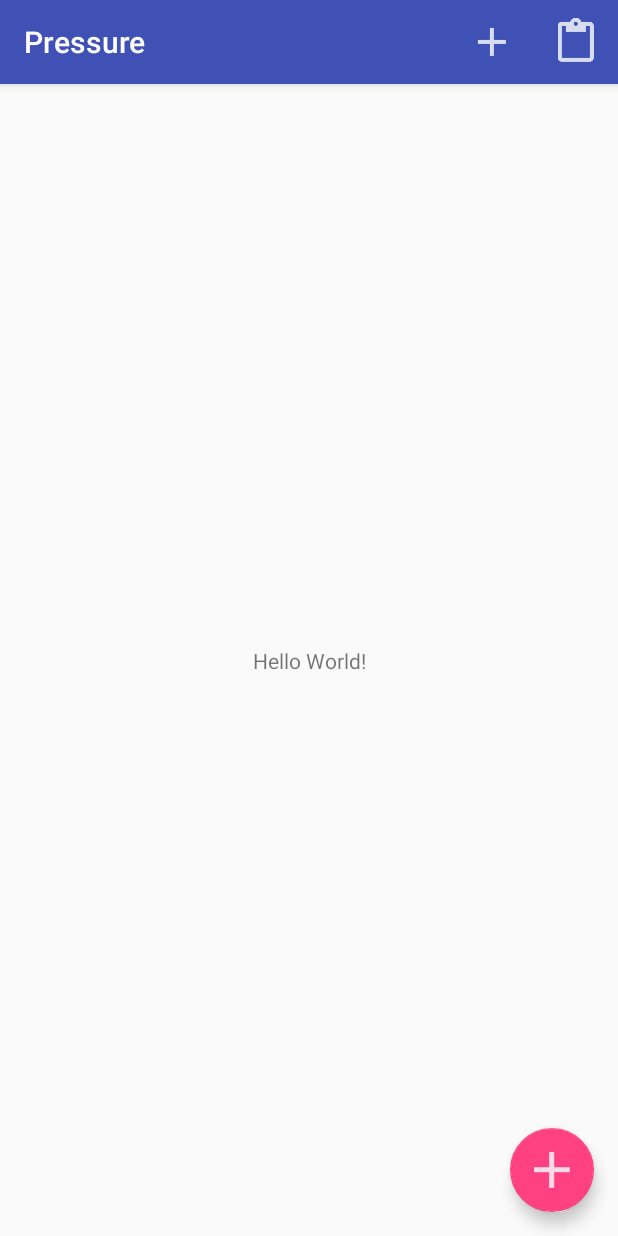
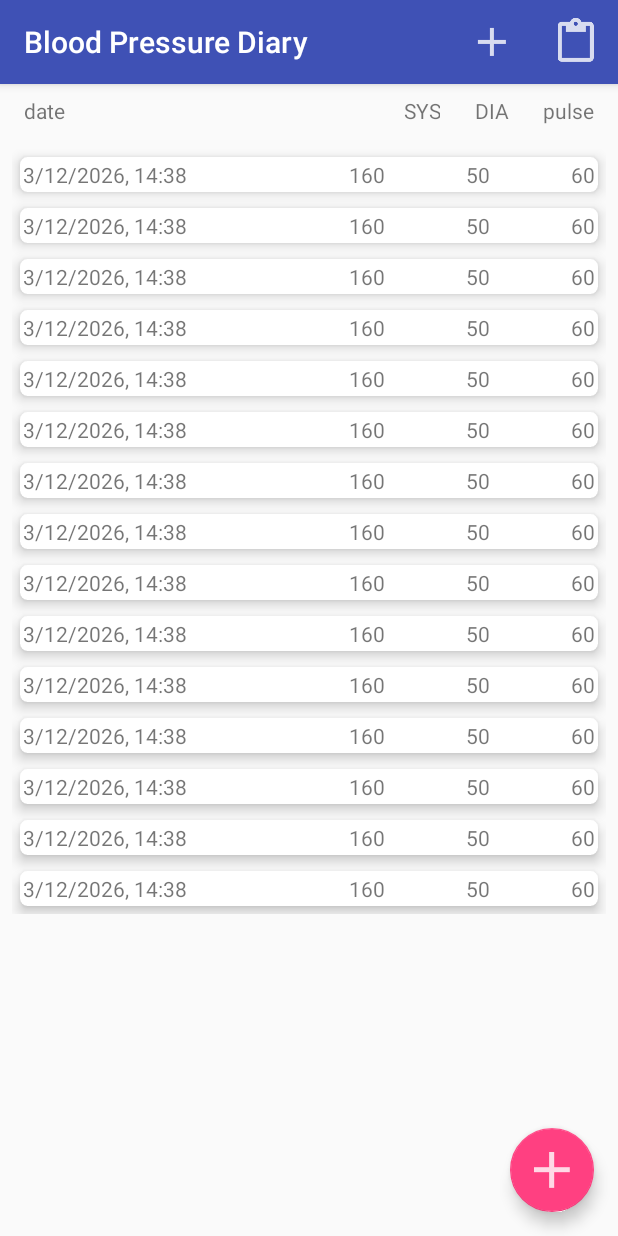
Before and after one commit to maciejprogramuje/Pressure, an Android app: the screen it shows after launch (MainActivity), on a phone screen of 412 x 824 dp. Run offline under Robolectric (Android 15) with nearby library versions, the phone set to English and light mode, and no system bars; our stand-ins replace ButterKnife.

Commit message:
blood pressure diary

```diff
--- a/app/build.gradle
+++ b/app/build.gradle
@@ -29,4 +29,7 @@ dependencies {
     compile 'com.android.support:design:26.0.0-alpha1'
     testCompile 'junit:junit:4.12'
     compile 'com.jakewharton:butterknife:7.0.1'
+    compile 'com.android.support:cardview-v7:26.0.0-alpha1'
+    compile 'com.android.support:recyclerview-v7:26.0.0-alpha1'
+    compile 'joda-time:joda-time:2.3'
 }
--- a/app/src/main/java/commaciejprogramuje/facebook/pressure/MainActivity.java
+++ b/app/src/main/java/commaciejprogramuje/facebook/pressure/MainActivity.java
@@ -4,17 +4,28 @@ import android.content.Intent;
 import android.os.Bundle;
 import android.support.design.widget.FloatingActionButton;
 import android.support.v7.app.AppCompatActivity;
+import android.support.v7.widget.LinearLayoutManager;
+import android.support.v7.widget.RecyclerView;
 import android.support.v7.widget.Toolbar;
-import android.view.View;
 import android.view.Menu;
 import android.view.MenuItem;
+import android.view.View;
+
+import java.util.ArrayList;
+import java.util.List;
+
+import butterknife.Bind;
+import butterknife.ButterKnife;
 
 public class MainActivity extends AppCompatActivity {
+    @Bind(R.id.measurement_history)
+    RecyclerView measurementHistoryRecyclerView;
 
     @Override
     protected void onCreate(Bundle savedInstanceState) {
         super.onCreate(savedInstanceState);
         setContentView(R.layout.activity_main);
+        ButterKnife.bind(this);
         Toolbar toolbar = (Toolbar) findViewById(R.id.toolbar);
         setSupportActionBar(toolbar);
 
@@ -26,6 +37,15 @@ public class MainActivity extends AppCompatActivity {
                 addMeasurement();
             }
         });
+
+        List<SingleMeasurement> measurements = new ArrayList<>();
+        for(int i =0; i < 15; i++) {
+            measurements.add(new SingleMeasurement());
+        }
+
+        measurementHistoryRecyclerView.setHasFixedSize(true);
+        measurementHistoryRecyclerView.setLayoutManager(new LinearLayoutManager(this));
+        measurementHistoryRecyclerView.setAdapter(new MyAdapter(measurements));
     }
 
     private void addMeasurement() {
--- /dev/null
+++ b/app/src/main/java/commaciejprogramuje/facebook/pressure/MyAdapter.java
@@ -0,0 +1,62 @@
+package commaciejprogramuje.facebook.pressure;
+
+import android.support.v7.widget.RecyclerView;
+import android.view.LayoutInflater;
+import android.view.View;
+import android.view.ViewGroup;
+import android.widget.TextView;
+
+import java.util.ArrayList;
+import java.util.List;
+
+/**
+ * Created by m.szymczyk on 2017-07-26.
+ */
+
+class MyAdapter extends RecyclerView.Adapter {
+    //implementacja wzorca ViewHolder
+    private class MyViewHolder extends RecyclerView.ViewHolder {
+        TextView date;
+        TextView pressure1;
+        TextView pressure2;
+        TextView pulse;
+
+        MyViewHolder(View itemView) {
+            super(itemView);
+            date = itemView.findViewById(R.id.dateTV);
+            pressure1 = itemView.findViewById(R.id.pressure1TV);
+            pressure2 = itemView.findViewById(R.id.pressure2TV);
+            pulse = itemView.findViewById(R.id.pulseTV);
+        }
+    }
+    //koniec implementacji wzorca ViewHolder
+
+
+    private List<SingleMeasurement> measurements = new ArrayList<>();
+
+    MyAdapter(List<SingleMeasurement> measurements) {
+        this.measurements = measurements;
+    }
+
+    @Override
+    public RecyclerView.ViewHolder onCreateViewHolder(ViewGroup parent, int viewType) {
+        View view = LayoutInflater.from(parent.getContext())
+                .inflate(R.layout.activity_single_measurement, parent, false);
+        return new MyViewHolder(view);
+    }
+
+    @Override
+    public void onBindViewHolder(RecyclerView.ViewHolder holder, int position) {
+        SingleMeasurement singleMeasurement = measurements.get(position);
+
+        ((MyViewHolder) holder).date.setText(singleMeasurement.getDate());
+        ((MyViewHolder) holder).pressure1.setText(singleMeasurement.getPressure1());
+        ((MyViewHolder) holder).pressure2.setText(singleMeasurement.getPressure2());
+        ((MyViewHolder) holder).pulse.setText(singleMeasurement.getPulse());
+    }
+
+    @Override
+    public int getItemCount() {
+        return measurements.size();
+    }
+}
--- /dev/null
+++ b/app/src/main/java/commaciejprogramuje/facebook/pressure/SingleMeasurement.java
@@ -0,0 +1,47 @@
+package commaciejprogramuje.facebook.pressure;
+
+import org.joda.time.DateTime;
+import org.joda.time.format.DateTimeFormat;
+import org.joda.time.format.DateTimeFormatter;
+
+import java.util.Random;
+
+/**
+ * Created by m.szymczyk on 2017-07-25.
+ */
+
+class SingleMeasurement {
+    private DateTime date;
+    private String pressure1;
+    private String pressure2;
+    private String pulse;
+
+    private static String[] tempPressure1 = {"150", "160", "170", "180", "190"};
+    private static String[] tempPressure2 = {"90", "80", "70", "60", "50"};
+    private static String[] tempPulse = {"60", "61", "62", "63", "64"};
+
+    SingleMeasurement() {
+        date = new DateTime();
+        Random random = new Random();
+        pressure1 = tempPressure1[random.nextInt(tempPressure1.length)];
+        pressure2 = tempPressure2[random.nextInt(tempPressure2.length)];
+        pulse = tempPulse[random.nextInt(tempPulse.length)];
+    }
+
+    String getDate() {
+        DateTimeFormatter dateTimeFormatter = DateTimeFormat.forPattern("d/MM/yyyy, HH:mm");
+        return date.toString(dateTimeFormatter);
+    }
+
+    String getPressure1() {
+        return pressure1;
+    }
+
+    String getPressure2() {
+        return pressure2;
+    }
+
+    String getPulse() {
+        return pulse;
+    }
+}
--- /dev/null
+++ b/app/src/main/res/layout/activity_single_measurement.xml
@@ -0,0 +1,44 @@
+<?xml version="1.0" encoding="utf-8"?>
+<android.support.v7.widget.CardView xmlns:android="http://schemas.android.com/apk/res/android"
+    xmlns:app="http://schemas.android.com/apk/res-auto"
+    android:layout_width="match_parent"
+    android:layout_height="wrap_content"
+    android:layout_margin="5dp"
+    app:cardCornerRadius="5dp"
+    app:cardElevation="5dp"
+    app:contentPadding="2dp">
+
+    <LinearLayout
+        android:layout_width="match_parent"
+        android:layout_height="match_parent"
+        android:orientation="horizontal">
+
+        <TextView
+            android:id="@+id/dateTV"
+            android:layout_width="wrap_content"
+            android:layout_height="wrap_content"
+            android:layout_weight="1" />
+
+        <TextView
+            android:id="@+id/pressure1TV"
+            android:layout_width="wrap_content"
+            android:layout_height="wrap_content"
+            android:layout_weight="1"
+            android:textAlignment="textEnd" />
+
+        <TextView
+            android:id="@+id/pressure2TV"
+            android:layout_width="wrap_content"
+            android:layout_height="wrap_content"
+            android:layout_weight="1"
+            android:textAlignment="textEnd" />
+
+        <TextView
+            android:id="@+id/pulseTV"
+            android:layout_width="wrap_content"
+            android:layout_height="wrap_content"
+            android:layout_weight="1"
+            android:textAlignment="textEnd" />
+
+    </LinearLayout>
+</android.support.v7.widget.CardView>
--- a/app/src/main/res/layout/content_main.xml
+++ b/app/src/main/res/layout/content_main.xml
@@ -8,13 +8,72 @@
     tools:context="commaciejprogramuje.facebook.pressure.MainActivity"
     tools:showIn="@layout/activity_main">
 
-    <TextView
-        android:layout_width="wrap_content"
+    <LinearLayout
+        android:id="@+id/linearLayout"
+        android:layout_width="0dp"
         android:layout_height="wrap_content"
-        android:text="Hello World!"
+        android:layout_marginEnd="16dp"
+        android:layout_marginStart="16dp"
+        android:layout_marginTop="8dp"
+        android:orientation="horizontal"
+        app:layout_constraintLeft_toLeftOf="parent"
+        app:layout_constraintRight_toRightOf="parent"
+        app:layout_constraintTop_toTopOf="parent">
+
+        <TextView
+            android:id="@+id/textView7"
+            android:layout_weight="9"
+            android:text="@string/date"
+            style="@style/TopBar" />
+
+        <TextView
+            android:id="@+id/textView6"
+            android:layout_weight="1"
+            android:text="@string/sys"
+            android:textAlignment="textEnd"
+            style="@style/TopBar" />
+
+        <TextView
+            android:id="@+id/textView5"
+            android:layout_weight="1"
+            android:text="@string/dia"
+            android:textAlignment="textEnd"
+            style="@style/TopBar" />
+
+        <TextView
+            android:id="@+id/textView4"
+            android:layout_weight="1"
+            android:text="@string/pulse"
+            android:textAlignment="textEnd"
+            style="@style/TopBar" />
+
+    </LinearLayout>
+
+    <ScrollView
+        android:layout_width="0dp"
+        android:layout_height="0dp"
+        android:layout_marginBottom="16dp"
         app:layout_constraintBottom_toBottomOf="parent"
         app:layout_constraintLeft_toLeftOf="parent"
         app:layout_constraintRight_toRightOf="parent"
-        app:layout_constraintTop_toTopOf="parent" />
+        app:layout_constraintTop_toBottomOf="@+id/linearLayout">
+
+        <android.support.v7.widget.RecyclerView
+            android:id="@+id/measurement_history"
+            android:layout_width="match_parent"
+            android:layout_height="wrap_content"
+            android:layout_marginBottom="8dp"
+            android:layout_marginEnd="8dp"
+            android:layout_marginLeft="8dp"
+            android:layout_marginRight="8dp"
+            android:layout_marginStart="8dp"
+            android:layout_marginTop="8dp"
+            app:layout_constraintBottom_toBottomOf="parent"
+            app:layout_constraintHorizontal_bias="0.0"
+            app:layout_constraintLeft_toLeftOf="parent"
+            app:layout_constraintRight_toRightOf="parent"
+            app:layout_constraintTop_toBottomOf="@+id/linearLayout"
+            app:layout_constraintVertical_bias="1.0" />
+    </ScrollView>
 
 </android.support.constraint.ConstraintLayout>
--- a/app/src/main/res/values/strings.xml
+++ b/app/src/main/res/values/strings.xml
@@ -1,6 +1,10 @@
 <resources>
-    <string name="app_name">Pressure</string>
+    <string name="app_name">Blood Pressure Diary</string>
     <string name="show_archive">Show archive</string>
     <string name="time_counting">time counting: %d</string>
     <string name="add">Add</string>
+    <string name="date">date</string>
+    <string name="sys">SYS</string>
+    <string name="dia">DIA</string>
+    <string name="pulse">pulse</string>
 </resources>
--- a/app/src/main/res/values/styles.xml
+++ b/app/src/main/res/values/styles.xml
@@ -17,4 +17,10 @@
 
     <style name="AppTheme.PopupOverlay" parent="ThemeOverlay.AppCompat.Light" />
 
+    <style name="TopBar">
+        <item name="android:layout_width">wrap_content</item>
+        <item name="android:layout_height">wrap_content</item>
+        <item name="android:layout_marginBottom">8dp</item>
+    </style>
+
 </resources>
```
Also changed, not shown: 2 other files.
